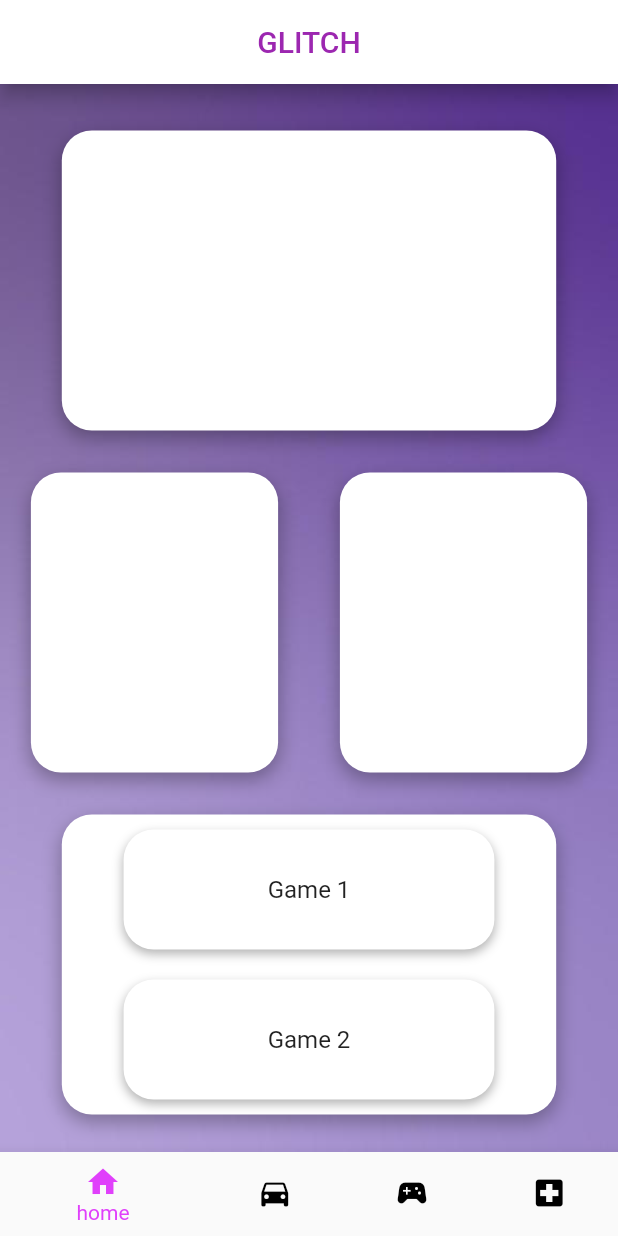
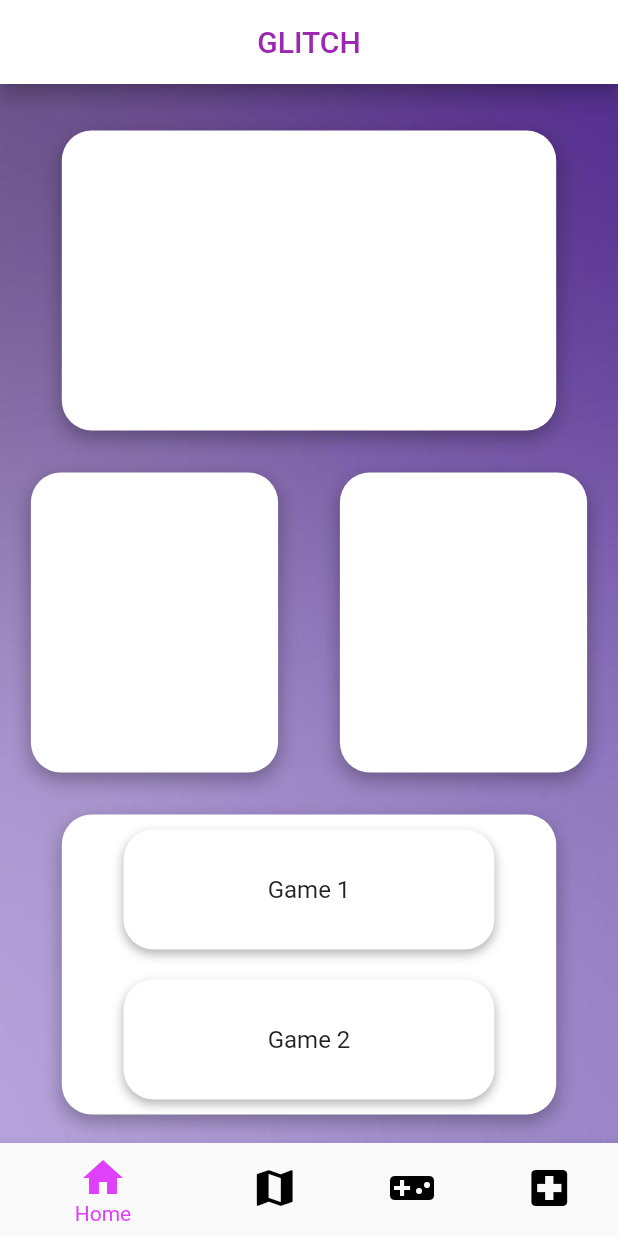
Before and after one commit to rudranil723/glitch, a Flutter app: the MainScreen screen opened directly, on a phone screen of 412 x 824 dp. Run offline on Flutter 3.47's test engine with Material 2 defaults, Android fonts, the phone set to English and light mode, and no system bars; Roboto replaces fonts that are missing (SF Pro).

Commit message:
main screen is okay for now

```diff
--- a/lib/screens/mainscreen.dart
+++ b/lib/screens/mainscreen.dart
@@ -1,6 +1,41 @@
 import 'package:flutter/material.dart';
 
-class MainScreen extends StatelessWidget {
+class MainScreen extends StatefulWidget {
+  @override
+  _MainScreenState createState() => _MainScreenState();
+}
+
+class _MainScreenState extends State<MainScreen> {
+  int _selectedIndex = 0;
+
+  final List<IconData> _icons = [
+    Icons.home,
+    Icons.map, // Use 'map' for roadmap
+    Icons.videogame_asset, // Use 'videogame_asset' for games
+    Icons.local_hospital, // Use 'local_hospital' for doctor report
+  ];
+
+  final List<String> _iconNames = [
+    'Home',
+    'Roadmap',
+    'Games',
+    'Doctor Report',
+  ];
+
+  void _onItemTapped(int index) {
+    setState(() {
+      _selectedIndex = index;
+    });
+
+    // You can add logic here to navigate to different screens based on the index.
+    // For example:
+    // if (index == 0) {
+    //   Navigator.of(context).pushNamed('/home');
+    // } else if (index == 1) {
+    //   Navigator.of(context).pushNamed('/roadmap');
+    // } // Add similar logic for other screens.
+  }
+
   @override
   Widget build(BuildContext context) {
     return Scaffold(
@@ -24,7 +59,6 @@ class MainScreen extends StatelessWidget {
             width: double.infinity,
             height: double.infinity,
           ),
-          // Three Rows of Boxes
           Column(
             children: <Widget>[
               // First Row: Box 1 with Gap
@@ -48,7 +82,6 @@ class MainScreen extends StatelessWidget {
                       0.8, // Adjust width as needed
                 ),
               ),
-              // Second Row: Box 2 and Box 3
               Row(
                 mainAxisAlignment: MainAxisAlignment.spaceAround,
                 children: <Widget>[
@@ -86,7 +119,6 @@ class MainScreen extends StatelessWidget {
                   ),
                 ],
               ),
-              // Third Row: Box 4 with Buttons
               Container(
                 margin: EdgeInsets.all(16.0),
                 decoration: BoxDecoration(
@@ -168,28 +200,18 @@ class MainScreen extends StatelessWidget {
       bottomNavigationBar: BottomNavigationBar(
         backgroundColor: Colors.purple,
         selectedItemColor: Colors.purpleAccent,
-        unselectedItemColor: Colors.black, // Set unselected item color to black
-        items: [
-          BottomNavigationBarItem(
-            icon: Icon(Icons.home),
-            label: 'home',
-          ),
-          BottomNavigationBarItem(
-            icon: Icon(Icons
-                .directions_car), // Use the 'directions_car' icon for a road
-            label: 'roadmap',
-          ),
-          BottomNavigationBarItem(
-            icon: Icon(Icons
-                .sports_esports), // Use the 'sports_esports' icon for games
-            label: 'games',
-          ),
-          BottomNavigationBarItem(
-            icon: Icon(Icons
-                .local_hospital), // Use the 'local_hospital' icon for doctor
-            label: 'Doctor',
-          ),
-        ],
+        unselectedItemColor: Colors.black,
+        currentIndex: _selectedIndex,
+        onTap: _onItemTapped,
+        items: List.generate(_icons.length, (index) {
+          return BottomNavigationBarItem(
+            icon: Icon(
+              _icons[index],
+              size: 32.0,
+            ),
+            label: _iconNames[index],
+          );
+        }),
       ),
     );
   }
```
